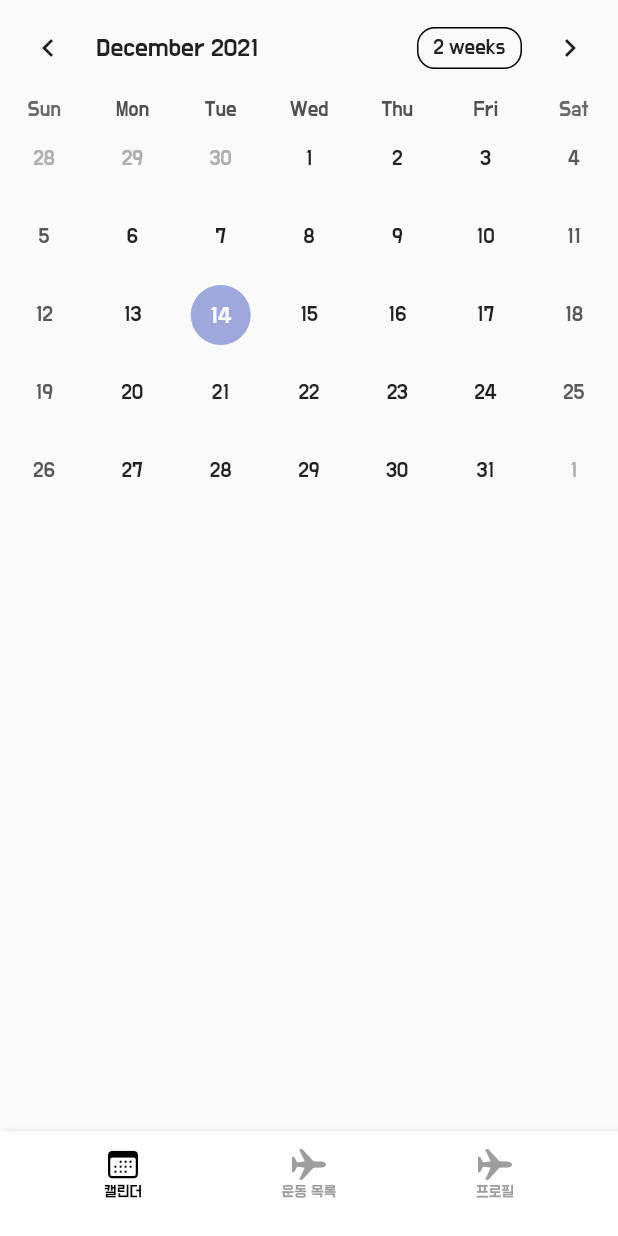
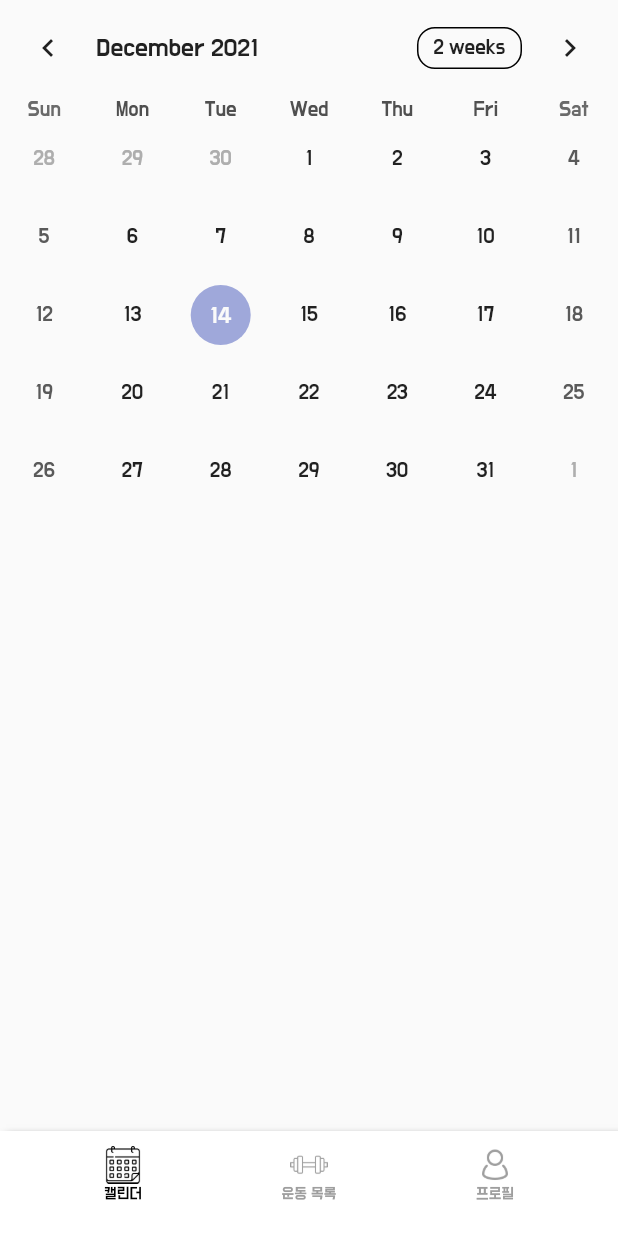
Before and after one commit to 812jay/stronger, a Flutter app: the screen it shows after launch, on a phone screen of 412 x 824 dp. Run offline on Flutter 3.47's test engine with Material 2 defaults, Android fonts, the phone set to English and light mode, and no system bars; drawn by our look-alikes of table_calendar.

Commit message:
navigator icon 추가

```diff
--- a/lib/views/home.dart
+++ b/lib/views/home.dart
@@ -9,17 +9,17 @@ import 'package:stronger/views/workouts_library/library_view.dart';
 const List<Map<String, dynamic>> itemList = [
   {
     'text': '캘린더',
-    'icon': CupertinoIcons.calendar,
+    'icon': 'assets/icons/calendar.png',
     'currentIndex': 0,
   },
   {
     'text': '운동 목록',
-    'icon': CupertinoIcons.airplane,
+    'icon': 'assets/icons/dumbbell.png',
     'currentIndex': 1,
   },
   {
     'text': '프로필',
-    'icon': CupertinoIcons.airplane,
+    'icon': 'assets/icons/account.png',
     'currentIndex': 2,
   },
 ];
@@ -80,10 +80,20 @@ class _HomeState extends State<Home> {
                 child: Column(
                   mainAxisAlignment: MainAxisAlignment.start,
                   children: [
+                    // Padding(
+                    //   padding: const EdgeInsets.only(top: 5),
+                    //   child: Icon(
+                    //     item['icon'],
+                    //     color: _selectedIndex == item['currentIndex']
+                    //         ? Colors.black
+                    //         : Colors.grey,
+                    //   ),
+                    // ),
                     Padding(
                       padding: const EdgeInsets.only(top: 5),
-                      child: Icon(
+                      child: Image.asset(
                         item['icon'],
+                        height: 25,
                         color: _selectedIndex == item['currentIndex']
                             ? Colors.black
                             : Colors.grey,
--- a/pubspec.yaml
+++ b/pubspec.yaml
@@ -63,6 +63,7 @@ flutter:
   # To add assets to your application, add an assets section, like this:
   assets:
     - assets/splash/
+    - assets/icons/
   #   - images/a_dot_burr.jpeg
   #   - images/a_dot_ham.jpeg
 
```
Also changed, not shown: assets/icons/account.png (added), assets/icons/barbell.png (added), assets/icons/calendar.png (added), assets/icons/dumbbell.png (added), assets/icons/grip_dumbbell.png (added), assets/icons/kettlebell.png (added).
